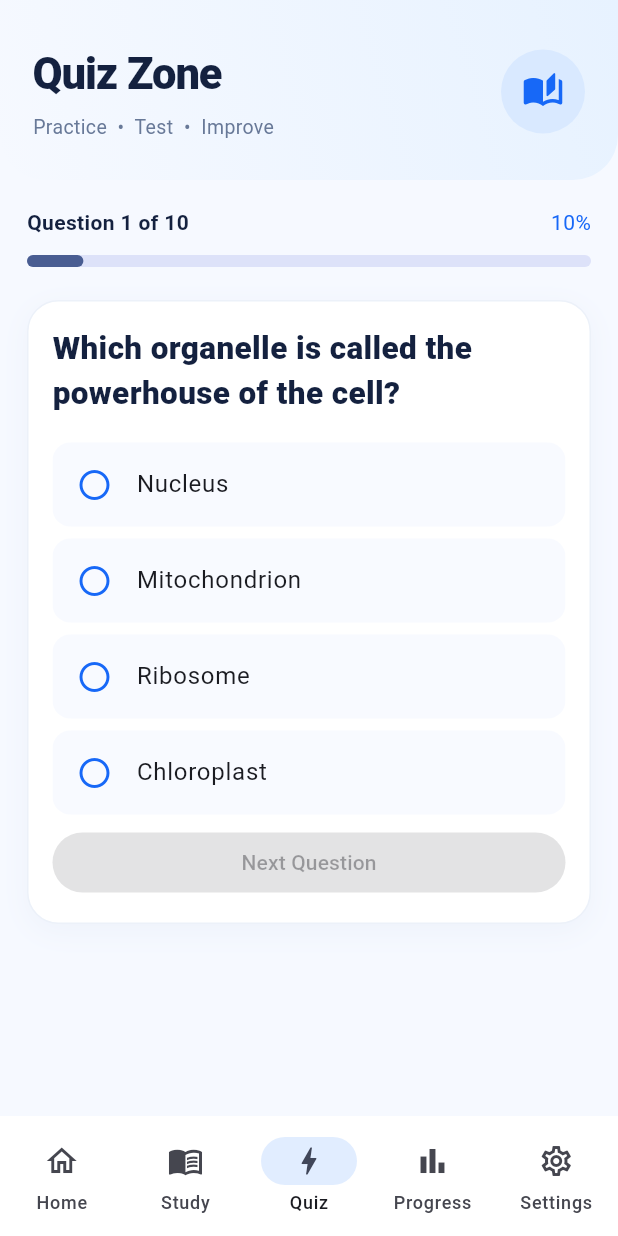
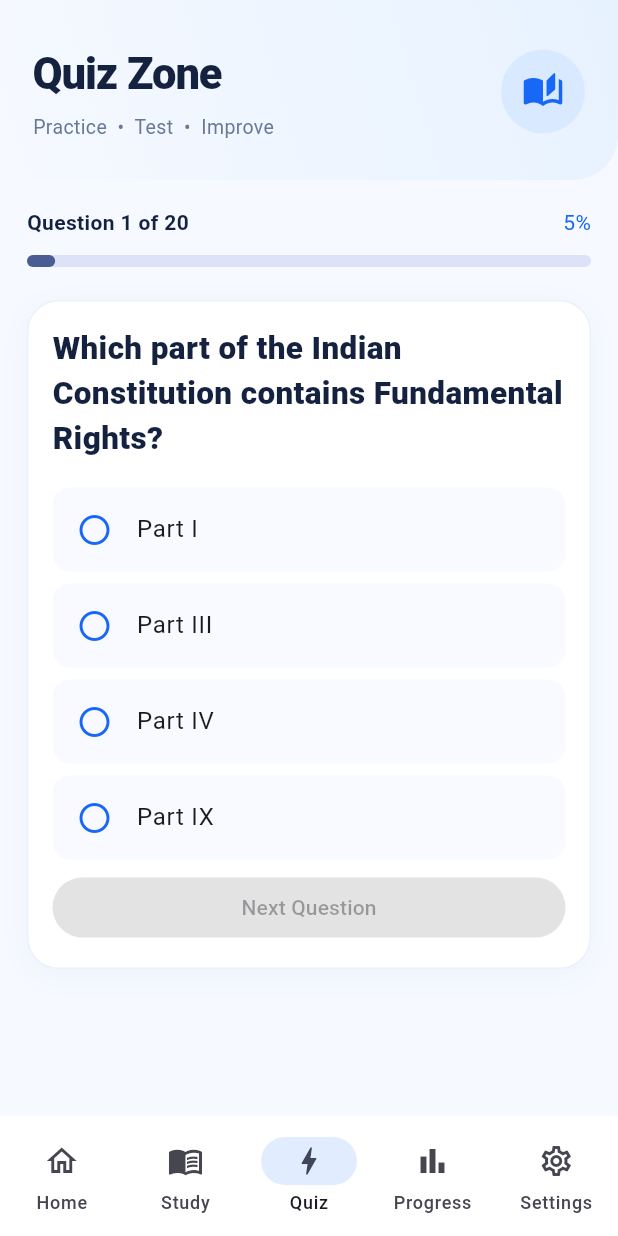
Before and after one commit to shuvinexofficial143-design/StudyVerse, a Flutter app: the screen it shows after launch, after a tap on the "arrow forward" icon, after a tap on "Start Quick Quiz", on a phone screen of 412 x 824 dp. Run offline on Flutter 3.47's test engine with Material 3 defaults, Android fonts, the phone set to English and light mode, and no system bars; our stand-ins replace flutter_secure_storage, shared_preferences, supabase_flutter; accounts and stored records are empty.

Commit message:
feat: replace generic science quiz with NIOS 12 law and humanities practice bank

```diff
--- a/lib/study_data.dart
+++ b/lib/study_data.dart
@@ -29,7 +29,8 @@ class StudyNote {
 class StudyStorage {
   static const _notesKey = 'studyverse_notes_v1';
   static const _quizKey = 'studyverse_last_quiz_score';
-  static const _tasksKey = 'studyverse_tasks_v1';
+  static const _tasksKey = 'studyverse_nios12_tasks_v2';
+  static const _subjectsKey = 'studyverse_nios12_selected_subjects_v1';
 
   static Future<List<StudyNote>> loadNotes() async {
     final prefs = await SharedPreferences.getInstance();
@@ -38,19 +39,18 @@ class StudyStorage {
       return [
         const StudyNote(
           id: 'sample1',
-          subject: 'Mathematics',
-          title: 'Algebra Revision',
-          body: 'Quadratic equation: ax² + bx + c = 0.\n'
-              'Discriminant: b² - 4ac.\n'
-              'Practice factorisation and completing the square.',
+          subject: 'Political Science',
+          title: 'Constitution Revision',
+          body: 'Read the Preamble and its core ideals.\n'
+              'Review the separation of powers and key institutions.',
         ),
         const StudyNote(
           id: 'sample2',
-          subject: 'Science',
-          title: 'Cell Structure',
-          body: 'Nucleus stores genetic information.\n'
-              'Mitochondria release energy.\n'
-              'Cell membrane controls passage of substances.',
+          subject: 'Introduction to Law',
+          title: 'Law Foundation — Sample Notes',
+          body: 'Explore natural justice, the Indian judicial system,\n'
+              'Fundamental Rights and Lok Adalat.\n'
+              'Law (338) is optional: check your registered subject list.',
         ),
       ];
     }
@@ -70,6 +70,16 @@ class StudyStorage {
       _notesKey,
       jsonEncode(notes.map((note) => note.toJson()).toList()),
     );
+  }
+
+  static Future<List<String>> loadSelectedSubjects() async {
+    final prefs = await SharedPreferences.getInstance();
+    return prefs.getStringList(_subjectsKey) ?? <String>[];
+  }
+
+  static Future<void> saveSelectedSubjects(List<String> subjects) async {
+    final prefs = await SharedPreferences.getInstance();
+    await prefs.setStringList(_subjectsKey, subjects);
   }
 
   static Future<int> lastQuizScore() async {
@@ -102,68 +112,162 @@ class QuizItem {
   final List<String> options;
   final int answer;
   final String explanation;
-  const QuizItem(this.question, this.options, this.answer, this.explanation);
+  final String subject;
+  const QuizItem(
+    this.question,
+    this.options,
+    this.answer,
+    this.explanation, {
+    required this.subject,
+  });
 }
 
+/// Original practice questions for a NIOS Senior Secondary learner.
+/// These are not past NIOS papers, official exam questions or a complete bank.
 const quizItems = <QuizItem>[
   QuizItem(
-    'Which organelle is called the powerhouse of the cell?',
-    ['Nucleus', 'Mitochondrion', 'Ribosome', 'Chloroplast'],
+    'Which part of the Indian Constitution contains Fundamental Rights?',
+    ['Part I', 'Part III', 'Part IV', 'Part IX'],
     1,
-    'Mitochondria produce most of the ATP used by cells.',
+    'Fundamental Rights are set out in Part III of the Constitution.',
+    subject: 'Introduction to Law',
   ),
   QuizItem(
-    'What is 12 × 8?',
-    ['86', '92', '96', '108'],
-    2,
-    '12 multiplied by 8 equals 96.',
+    'The principle "hear the other side" is related to which idea?',
+    ['Natural justice', 'Absolute monarchy', 'Ex post facto law', 'Diplomacy'],
+    0,
+    'Audi alteram partem is an important principle of natural justice.',
+    subject: 'Introduction to Law',
   ),
   QuizItem(
-    'Which is the chemical symbol for water?',
-    ['O₂', 'CO₂', 'H₂O', 'NaCl'],
-    2,
-    'Water contains two hydrogen atoms and one oxygen atom.',
+    'Which forum helps parties settle certain disputes through compromise?',
+    ['Election Commission', 'Lok Adalat', 'Central Bank', 'Planning Commission'],
+    1,
+    'Lok Adalat is an alternative dispute resolution forum.',
+    subject: 'Introduction to Law',
   ),
   QuizItem(
-    'Which planet is known as the Red Planet?',
-    ['Mercury', 'Venus', 'Mars', 'Jupiter'],
-    2,
-    'Mars looks reddish due to iron oxides on its surface.',
+    'Which of these usually concerns a private property dispute?',
+    ['Civil law', 'Criminal law', 'International space law', 'Military law'],
+    0,
+    'Private property disputes generally fall under civil law.',
+    subject: 'Introduction to Law',
   ),
   QuizItem(
-    'What is the square root of 144?',
-    ['10', '11', '12', '14'],
+    'Directive Principles of State Policy appear in which Part?',
+    ['Part II', 'Part III', 'Part IV', 'Part V'],
     2,
-    '12 × 12 = 144.',
+    'Directive Principles of State Policy are found in Part IV.',
+    subject: 'Introduction to Law',
   ),
   QuizItem(
-    'Which part of speech describes a noun?',
-    ['Adjective', 'Verb', 'Adverb', 'Preposition'],
-    0,
-    'An adjective modifies or describes a noun.',
+    'What is the highest court in the Indian judicial hierarchy?',
+    ['District Court', 'High Court', 'Supreme Court', 'Lok Adalat'],
+    2,
+    'The Supreme Court of India sits at the apex of the court hierarchy.',
+    subject: 'Introduction to Law',
   ),
   QuizItem(
-    'How many degrees are in a right angle?',
-    ['45', '60', '90', '180'],
-    2,
-    'A right angle measures 90 degrees.',
+    'Which constitutional organ primarily enacts legislation?',
+    ['Legislature', 'Judiciary', 'Election staff', 'Police'],
+    0,
+    'Legislatures enact laws within their constitutional powers.',
+    subject: 'Political Science',
   ),
   QuizItem(
-    'Which gas do plants take in during photosynthesis?',
-    ['Oxygen', 'Carbon dioxide', 'Nitrogen', 'Hydrogen'],
+    'What does universal adult franchise refer to?',
+    ['Voting restricted to officials', 'Adult citizens voting subject to law',
+     'Only taxpayers voting', 'Only graduates voting'],
     1,
-    'Plants use carbon dioxide and water to make sugars.',
+    'Adult citizens meeting the legal requirements have the right to vote.',
+    subject: 'Political Science',
   ),
   QuizItem(
-    'What is the largest ocean on Earth?',
-    ['Atlantic', 'Indian', 'Arctic', 'Pacific'],
-    3,
-    'The Pacific Ocean is Earth\'s largest ocean.',
+    'Which body conducts elections to Parliament in India?',
+    ['Reserve Bank', 'Election Commission of India', 'Supreme Court Registry',
+     'NITI Aayog'],
+    1,
+    'The Election Commission of India administers Parliamentary elections.',
+    subject: 'Political Science',
   ),
   QuizItem(
-    'What is 15% of 200?',
-    ['15', '20', '30', '35'],
+    'When did India become a republic?',
+    ['15 August 1947', '26 January 1950', '2 October 1952',
+     '26 November 1949'],
+    1,
+    'The Constitution came into force on 26 January 1950.',
+    subject: 'History',
+  ),
+  QuizItem(
+    'In which year was the Quit India Movement launched?',
+    ['1919', '1930', '1942', '1950'],
     2,
-    '10% is 20 and 5% is 10, so 15% is 30.',
+    'The Quit India Movement began in August 1942.',
+    subject: 'History',
+  ),
+  QuizItem(
+    'The Indian National Congress was founded in which year?',
+    ['1857', '1885', '1905', '1947'],
+    1,
+    'The Indian National Congress was founded in 1885.',
+    subject: 'History',
+  ),
+  QuizItem(
+    'Choose the grammatically correct sentence.',
+    ['She go to school.', 'She goes to school.',
+     'She going to school.', 'She gone to school.'],
+    1,
+    'The third-person singular subject she takes goes in the present simple.',
+    subject: 'English',
+  ),
+  QuizItem(
+    'Which word is a synonym of "assist"?',
+    ['Help', 'Ignore', 'Refuse', 'Delay'],
+    0,
+    'Assist means to help someone.',
+    subject: 'English',
+  ),
+  QuizItem(
+    'Which sentence is in the past tense?',
+    ['They study.', 'They will study.',
+     'They studied.', 'They are studying.'],
+    2,
+    'Studied is the past form of study.',
+    subject: 'English',
+  ),
+  QuizItem(
+    'इनमें से कौन-सा शब्द संज्ञा है?',
+    ['सुंदर', 'विद्यालय', 'धीरे', 'जल्दी'],
+    1,
+    'विद्यालय किसी स्थान का नाम है, इसलिए यह संज्ञा है।',
+    subject: 'Hindi',
+  ),
+  QuizItem(
+    '“दिन” का विलोम क्या है?',
+    ['प्रकाश', 'रात', 'सुबह', 'समय'],
+    1,
+    'दिन का विलोम रात है।',
+    subject: 'Hindi',
+  ),
+  QuizItem(
+    '“मैं पढ़ रहा हूँ” किस काल का उदाहरण है?',
+    ['भूतकाल', 'भविष्यत्काल', 'वर्तमान काल', 'इनमें से कोई नहीं'],
+    2,
+    'यह वाक्य वर्तमान में जारी क्रिया बताता है।',
+    subject: 'Hindi',
+  ),
+  QuizItem(
+    'The study of human society and social relationships is called:',
+    ['Sociology', 'Astronomy', 'Geology', 'Botany'],
+    0,
+    'Sociology studies society, social groups and relationships.',
+    subject: 'Sociology',
+  ),
+  QuizItem(
+    'Which is an example of a social institution?',
+    ['Family', 'Mountain', 'River', 'Mineral'],
+    0,
+    'Family is a social institution organised around social relationships.',
+    subject: 'Sociology',
   ),
 ];
```
